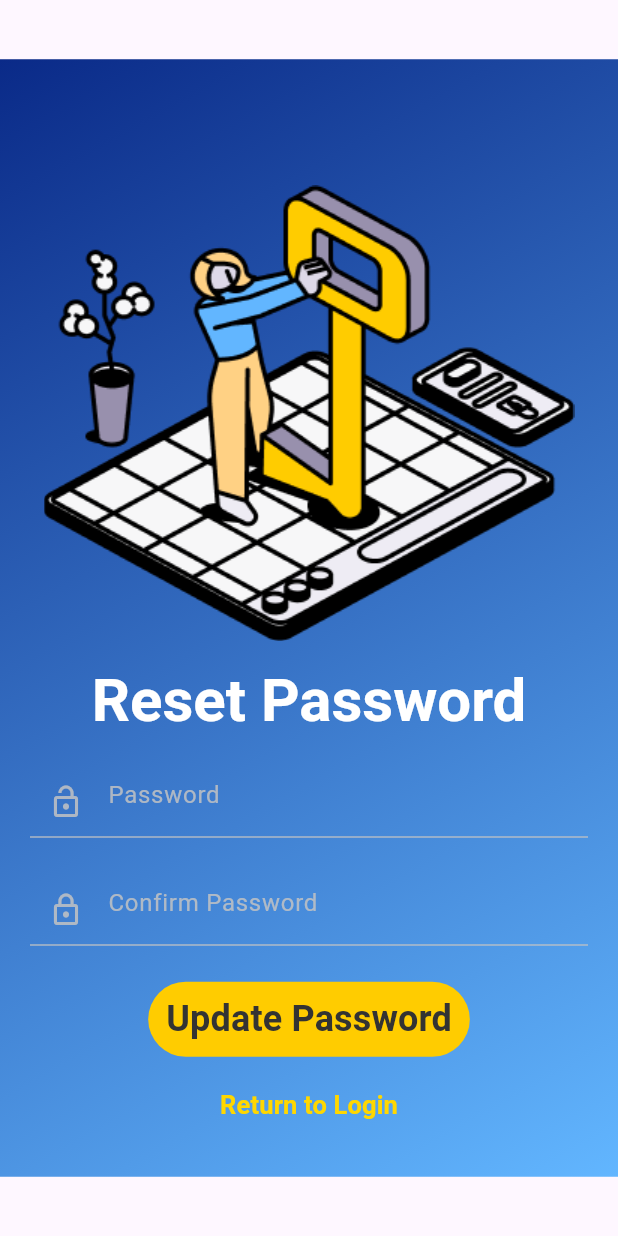
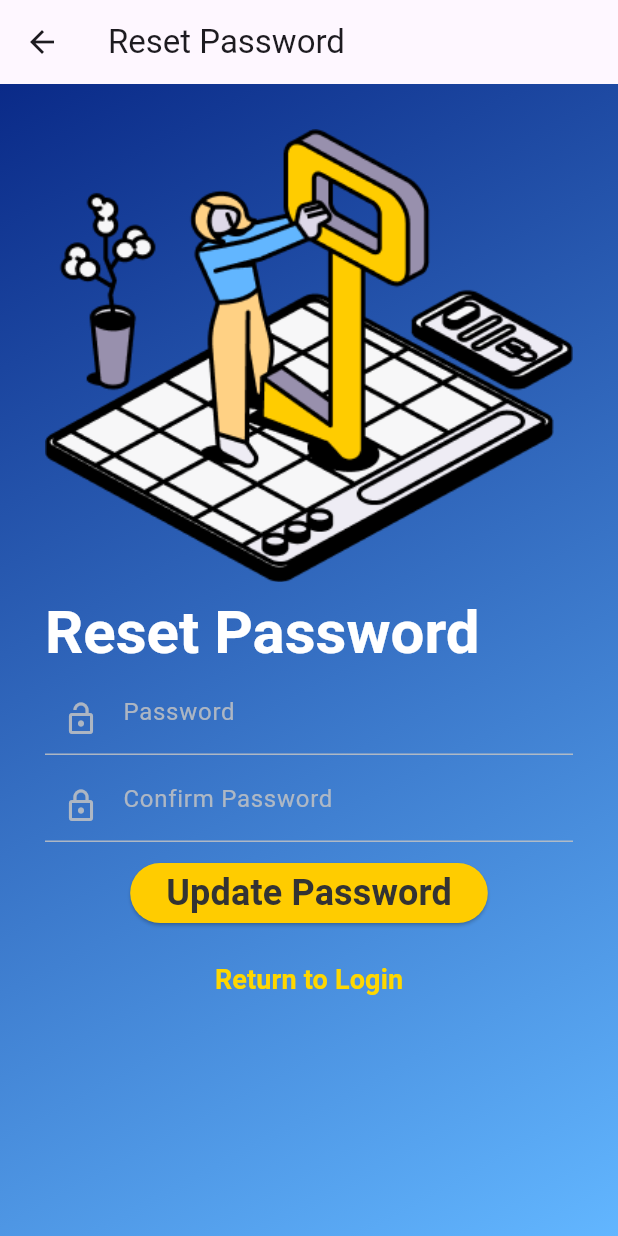
Before and after one commit to Pipeline-To-Better-Placemaking/P2BP-2025Spring-Mobile, a Flutter app: the ResetPasswordPage screen opened by its route, on a phone screen of 412 x 824 dp. Run offline on Flutter 3.47's test engine with Material 3 defaults, Android fonts, the phone set to English and light mode, and no system bars.

Commit message:
ChangePasswordPage basic layout done and refactored ForgotPass and ResetPass pages
After having learned a lot more throughout building the settings page, I realized when looking back on ResetPasswordPage and ForgotPasswordPage that I did a pretty horrible job so I fixed that and they are laid out much more similarly to settings page and everything else now.

```diff
--- a/lib/reset_password_page.dart
+++ b/lib/reset_password_page.dart
@@ -1,5 +1,6 @@
 import 'package:flutter/material.dart';
 import 'widgets.dart';
+import 'theme.dart';
 
 class ResetPasswordPage extends StatelessWidget {
   const ResetPasswordPage({super.key});
@@ -9,123 +10,53 @@ class ResetPasswordPage extends StatelessWidget {
     AssetBundle bundle = DefaultAssetBundle.of(context);
     return SafeArea(
       child: Scaffold(
-        // appBar: AppBar(
-        //   title: const Text('Reset Password'),
-        // ),
+        appBar: AppBar(
+          title: const Text('Reset Password'),
+        ),
         body: Center(
-          child: GradientContainer(
-            colors: const [ // light mode colors
-              Color(0xFF0A2A88),
-              Color(0xFF62B6FF),
-            ],
           child: DefaultTextStyle(
             style: const TextStyle(
               color: Color(0xFFFFFFFF),
-                  fontSize: 20
+              fontSize: 20,
             ),
-              child: SingleChildScrollView(
-                padding: const EdgeInsets.all(20),
-                child: Column(
+            child: Container(
+              decoration: BoxDecoration(
+                gradient: defaultGrad,
+              ),
+              padding: const EdgeInsets.all(30),
+              child: ListView(
                 children: <Widget>[
-                    Padding(
-                      padding: const EdgeInsets.fromLTRB(0, 64.0, 0, 8.0),
-                      child: Image(
+                  Image(
                     image: AssetImage(
                       'assets/ResetPasswordBanner.png',
-                          bundle: bundle
-                        )
-                      )
+                      bundle: bundle,
                     ),
-                    const Padding(
-                      padding: EdgeInsets.fromLTRB(0, 8.0, 0, 8.0),
-                      child: Text(
+                  ),
+                  SizedBox(height: 10),
+                  Text(
                     'Reset Password',
                     style: TextStyle(
                       fontWeight: FontWeight.bold,
-                            fontSize: 40
+                      fontSize: 40,
                     ),
                   ),
+                  SizedBox(height: 10),
+                  ResetPasswordForm(),
+                  SizedBox(height: 10),
+                  TextButton(
+                    onPressed: () {
+                      Navigator.pop(context);
+                    },
+                    style: const ButtonStyle(
+                      foregroundColor: WidgetStatePropertyAll(
+                        Color(0xFFFFD700),
                       ),
-                    const Padding(
-                      padding: EdgeInsets.fromLTRB(0, 12.0, 0, 12.0),
-                      child: TextField(
-                        decoration: InputDecoration(
-                          enabledBorder: UnderlineInputBorder(
-                              borderSide: BorderSide(
-                                  color: Color(0xD8C3C3C3)
-                              )
-                          ),
-                          focusedBorder: UnderlineInputBorder(
-                              borderSide: BorderSide(
-                                  color: Color(0xFFF6F6F6)
-                              )
-                          ),
-                          hintStyle: TextStyle(
-                              color: Color(0xD8C3C3C3)
-                          ),
-                          prefixIcon: Icon(
-                            Icons.lock_open,
-                            color: Color(0xD8C3C3C3),
-                          ),
-                          hintText: 'Password',
-                        ),
-                      ),
-                    ),
-                    const Padding(
-                      padding: EdgeInsets.fromLTRB(0, 12.0, 0, 20.0),
-                      child: TextField(
-                        decoration: InputDecoration(
-                          enabledBorder: UnderlineInputBorder(
-                              borderSide: BorderSide(
-                                  color: Color(0xD8C3C3C3)
-                              )
-                          ),
-                          focusedBorder: UnderlineInputBorder(
-                              borderSide: BorderSide(
-                                  color: Color(0xFFF6F6F6)
-                              )
-                          ),
-                          hintStyle: TextStyle(
-                            color: Color(0xD8C3C3C3)
-                          ),
-                          prefixIcon: Icon(
-                            Icons.lock_outline,
-                            color: Color(0xD8C3C3C3),
-                          ),
-                          hintText: 'Confirm Password',
-                        ),
-                      ),
-                    ),
-                    Padding(
-                      padding: const EdgeInsets.fromLTRB(0, 4.0, 0, 4.0),
-                      child: TextButton(
-                        onPressed: () {}, // TODO actual updating of password
-                        style: const ButtonStyle(
-                          backgroundColor: WidgetStatePropertyAll(Color(0xFFFFCC00)),
-                          foregroundColor: WidgetStatePropertyAll(Color(0xFF333333)),
-                        ),
-                        child: const Text(
-                          'Update Password',
-                          style: TextStyle(
-                              fontWeight: FontWeight.bold,
-                              fontSize: 24
-                          ),
-                        ),
-                      ),
-                    ),
-                    Padding(
-                      padding: const EdgeInsets.fromLTRB(0, 4.0, 0, 4.0),
-                      child: TextButton(
-                        onPressed: () => Navigator.pop(context), // pops current screen off nav stack
-                        style: const ButtonStyle(
-                          foregroundColor: WidgetStatePropertyAll(Color(0xFFFFD700)),
                     ),
                     child: const Text(
                       'Return to Login',
                       style: TextStyle(
                         fontWeight: FontWeight.bold,
-                              fontSize: 17
-                          ),
+                        fontSize: 18,
                       ),
                     ),
                   ),
@@ -135,6 +66,88 @@ class ResetPasswordPage extends StatelessWidget {
           ),
         ),
       ),
+    );
+  }
+}
+
+class ResetPasswordForm extends StatefulWidget {
+  const ResetPasswordForm({super.key});
+
+  @override
+  ResetPasswordFormState createState() => ResetPasswordFormState();
+}
+
+class ResetPasswordFormState extends State<ResetPasswordForm> {
+  final _formKey = GlobalKey<FormState>();
+
+  @override
+  Widget build(BuildContext context) {
+    return Form(
+      key: _formKey,
+      child: Column(
+        children: <Widget>[
+          PasswordTextFormField(
+            decoration: InputDecoration(
+              enabledBorder: UnderlineInputBorder(
+                borderSide: BorderSide(
+                  color: Color(0xD8C3C3C3),
+                ),
+              ),
+              focusedBorder: UnderlineInputBorder(
+                borderSide: BorderSide(
+                  color: Color(0xFFF6F6F6),
+                ),
+              ),
+              hintStyle: TextStyle(
+                color: Color(0xD8C3C3C3),
+              ),
+              prefixIcon: Icon(
+                Icons.lock_open,
+                color: Color(0xD8C3C3C3),
+              ),
+              hintText: 'Password',
+            ),
+          ),
+          SizedBox(height: 10),
+          PasswordTextFormField(
+            decoration: InputDecoration(
+              enabledBorder: UnderlineInputBorder(
+                borderSide: BorderSide(
+                  color: Color(0xD8C3C3C3),
+                ),
+              ),
+              focusedBorder: UnderlineInputBorder(
+                borderSide: BorderSide(
+                  color: Color(0xFFF6F6F6),
+                ),
+              ),
+              hintStyle: TextStyle(
+                color: Color(0xD8C3C3C3),
+              ),
+              prefixIcon: Icon(
+                Icons.lock_outline,
+                color: Color(0xD8C3C3C3),
+              ),
+              hintText: 'Confirm Password',
+            ),
+          ),
+          SizedBox(height: 10),
+          ElevatedButton(
+            onPressed: () {}, // TODO actual updating of password
+            style: const ButtonStyle(
+              backgroundColor: WidgetStatePropertyAll(
+                Color(0xFFFFCC00),
+              ),
+              foregroundColor: WidgetStatePropertyAll(
+                Color(0xFF333333),
+              ),
+            ),
+            child: const Text(
+              'Update Password',
+              style: TextStyle(fontWeight: FontWeight.bold, fontSize: 24),
+            ),
+          ),
+        ],
       ),
     );
   }
--- a/lib/widgets.dart
+++ b/lib/widgets.dart
@@ -1,25 +1,4 @@
 import 'package:flutter/material.dart';
-
-class GradientContainer extends StatelessWidget {
-  final Widget? child;
-  final List<Color> colors;
-
-  const GradientContainer({super.key, this.child, required this.colors});
-
-  @override
-  Widget build(BuildContext context) {
-    return Container(
-      decoration: BoxDecoration(
-        gradient: LinearGradient(
-          begin: Alignment.topLeft,
-          end: Alignment.bottomRight,
-          colors: colors,
-        ),
-      ),
-      child: child,
-    );
-  }
-}
 
 // Floating bottom navigation bar to be invoked with every page that has a navigation bar.
 class BottomFloatingNavBar extends StatelessWidget {
@@ -297,3 +276,21 @@ class PhotoUpload extends StatelessWidget {
         ));
   }
 }
+
+class PasswordTextFormField extends StatelessWidget {
+  final InputDecoration _decoration;
+
+  PasswordTextFormField({super.key, decoration})
+      : _decoration = decoration ??
+            InputDecoration().applyDefaults(ThemeData().inputDecorationTheme);
+
+  @override
+  Widget build(BuildContext context) {
+    return TextFormField(
+      obscureText: true,
+      enableSuggestions: false,
+      autocorrect: false,
+      decoration: _decoration,
+    );
+  }
+}
--- a/pubspec.yaml
+++ b/pubspec.yaml
@@ -45,7 +45,7 @@ dev_dependencies:
   # activated in the `analysis_options.yaml` file located at the root of your
   # package. See that file for information about deactivating specific lint
   # rules and activating additional ones.
-  flutter_lints: ^4.0.0
+  flutter_lints: ^5.0.0
 
 # For information on the generic Dart part of this file, see the
 # following page: https://dart.dev/tools/pub/pubspec
```
Also changed, not shown: lib/change_password_page.dart (added, +90 -0 lines), lib/forgot_password_page.dart (+95 -74 lines), lib/settings_page.dart (+16 -11 lines), pubspec.lock. Lines whose indentation alone changed are shown as unchanged.
